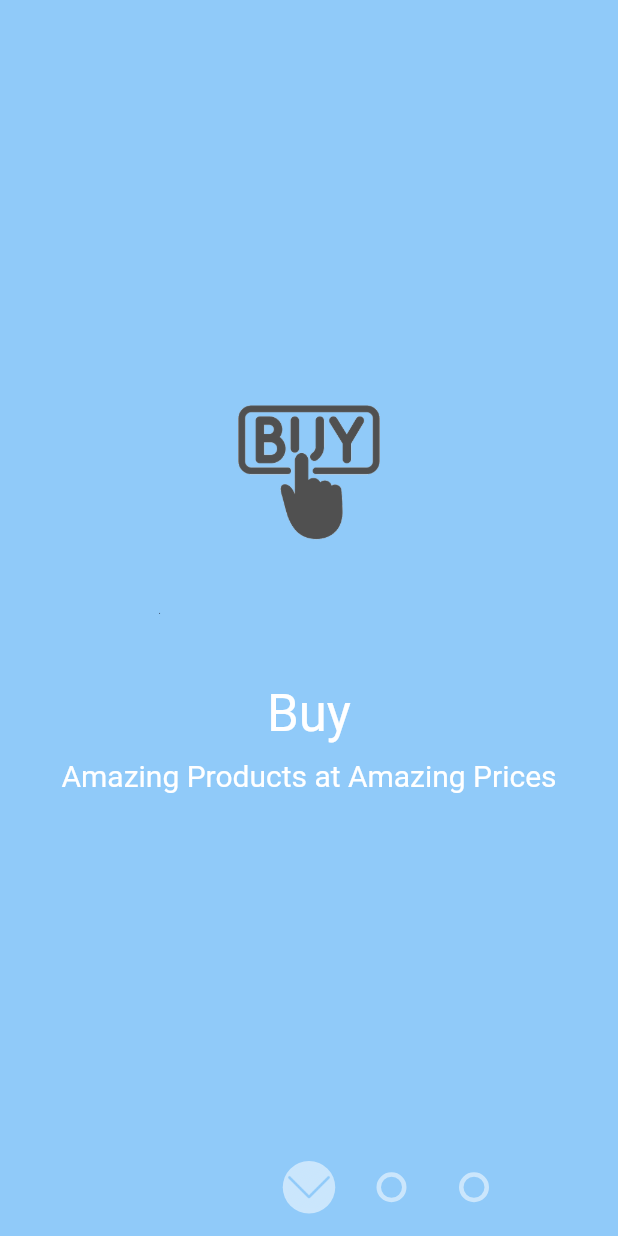
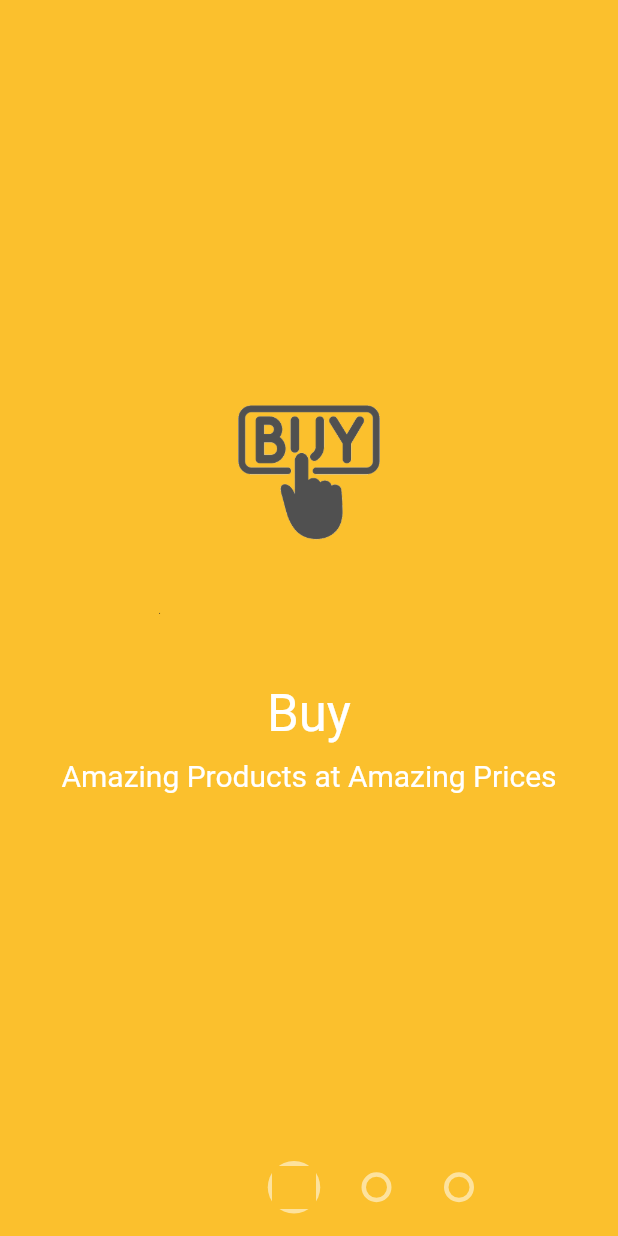
Before and after one commit to divy6020/Design, a Flutter app: the screen it shows after launch, on a phone screen of 412 x 824 dp. Run offline on Flutter 3.47's test engine with Material 2 defaults, Android fonts, the light colour scheme and no system bars; Roboto replaces fonts that are missing (flamantRoma).

Commit message:
Splash Screen Working - Final Changes

```diff
--- a/lib/page_dragger.dart
+++ b/lib/page_dragger.dart
@@ -15,7 +15,7 @@ class PageDragger extends StatefulWidget {
 }
 
 class _PageDraggerState extends State<PageDragger> {
-  static const FULL_TRANSITION = 200.0;
+  static const FULL_TRANSITION = 300.0;
   Offset dragStart;
   SlideDirection slideDirection;
   double slidePercent = 0.0;
--- a/lib/pager_indicator.dart
+++ b/lib/pager_indicator.dart
@@ -41,7 +41,7 @@ class PagerIndicator extends StatelessWidget {
       )));
     }
 
-    final BUBBLE_WIDTH = 55.0;
+    final BUBBLE_WIDTH = 45.0;
     final basetranslation =
         ((viewModel.pages.length * BUBBLE_WIDTH) / 2) - (BUBBLE_WIDTH / 2);
     var translation = basetranslation - (viewModel.activeIndex * BUBBLE_WIDTH);
--- a/lib/pages.dart
+++ b/lib/pages.dart
@@ -1,12 +1,12 @@
 import 'package:flutter/material.dart';
 
 final pages = [
-  new PageViewModel('Amazing Products at Amazing Prices', Colors.blue[200],
-      'assets/1.png', 'assets/4.png', 'Buy'),
-  new PageViewModel('Get the right value for your product', Colors.green[200],
-      'assets/2.png', 'assets/4.png', 'Sell'),
-  new PageViewModel('Know your products worth', Colors.purple[200],
-      'assets/3.png', 'assets/4.png', 'Appraise'),
+  new PageViewModel('Amazing Products at Amazing Prices', Colors.yellow[700],
+      'assets/1.png', 'assets/5.png', 'Buy'),
+  new PageViewModel('Get the right value for your product', Colors.blue[700],
+      'assets/2.png', 'assets/5.png', 'Sell'),
+  new PageViewModel('Know your products worth', Colors.pink[700],
+      'assets/3.png', 'assets/5.png', 'Appraise'),
 ];
 
 class Page extends StatelessWidget {
--- a/pubspec.yaml
+++ b/pubspec.yaml
@@ -49,7 +49,7 @@ flutter:
     - assets/1.png
     - assets/2.png
     - assets/3.png
-    - assets/4.png
+    - assets/5.png
 
   # An image asset can refer to one or more resolution-specific "variants", see
   # https://flutter.io/assets-and-images/#resolution-aware.
```
Also changed, not shown: assets/4.png (deleted), assets/5.png (added).
